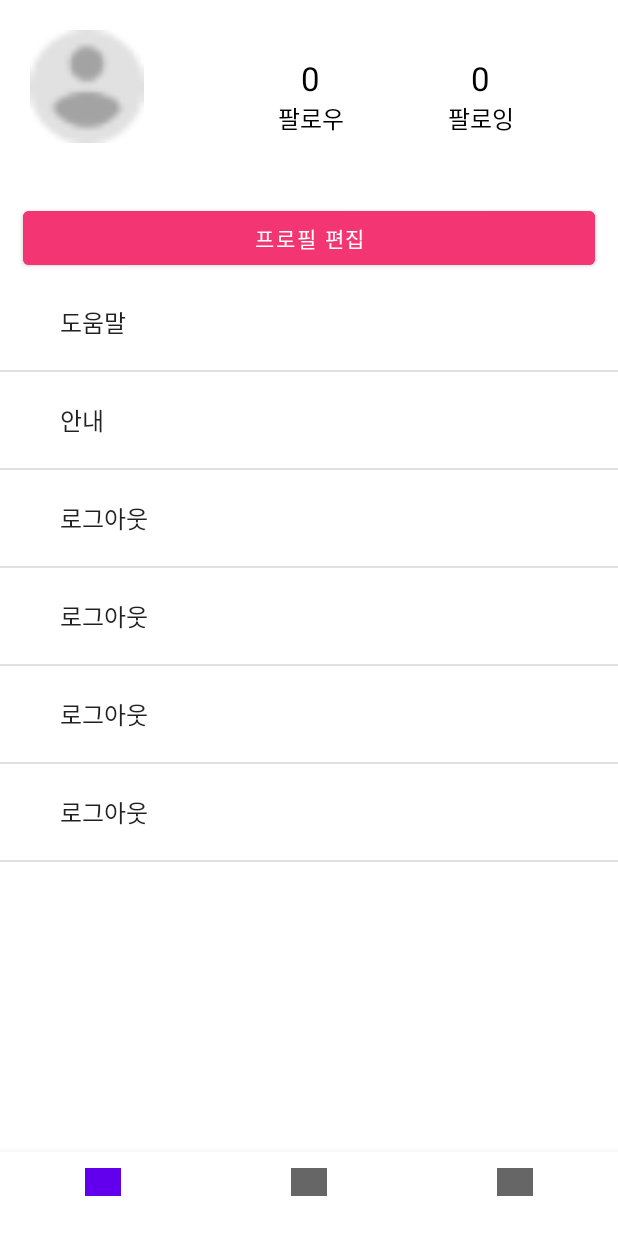
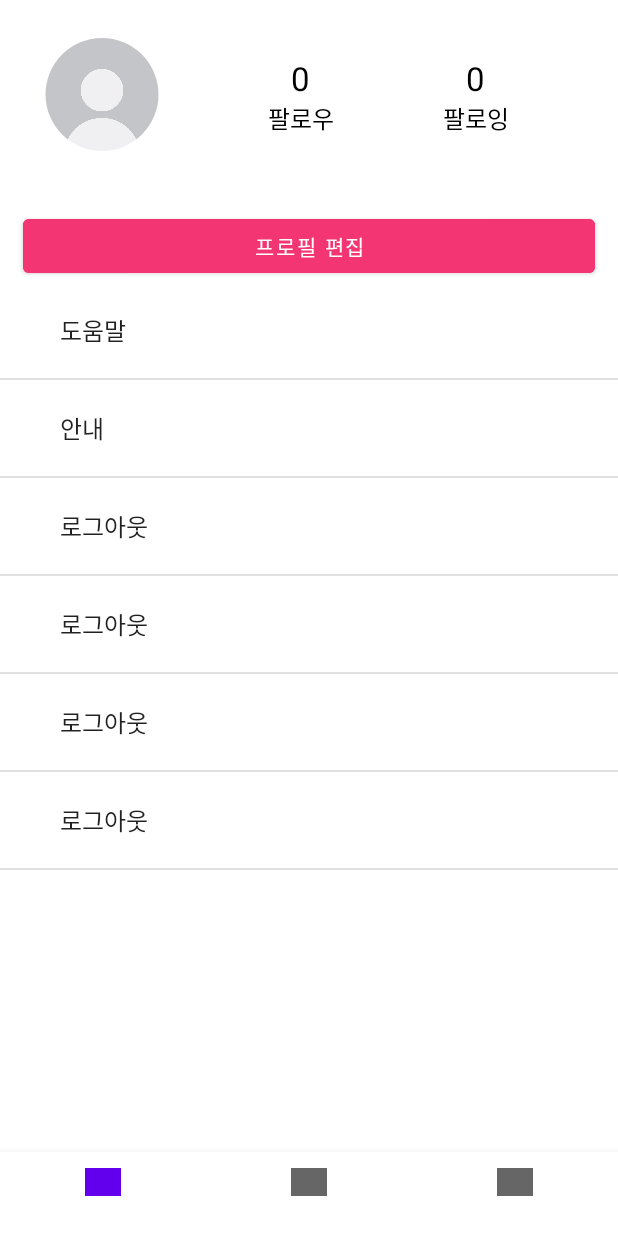
Before and after one commit to OpenMindVv/FindingIdealTypeApp, an Android app: the screen it shows after launch (MainActivity), on a phone screen of 412 x 824 dp. Run offline under Robolectric (Android 15) with nearby library versions, the phone set to English and light mode, and no system bars; our stand-ins replace CircleImageView; libraries missing offline, so code that uses them is left out: okhttp3.internal; pictures from the network do not load.

Commit message:
[ADD} 프로필사진 등록 시 원형으로 변경 및 디폴트 프로필 사진 이미지 변경

```diff
--- a/app/build.gradle
+++ b/app/build.gradle
@@ -52,7 +52,7 @@ dependencies {
     // Gson 변환기 라이브러리
     implementation 'com.squareup.retrofit2:converter-gson:2.6.4'
 
-    // Scalars 변환기 라이브러리
-    implementation 'com.squareup.retrofit2:converter-scalars:2.6.4'
+    // 사진 원형 변환기 라이브러리
+    implementation 'de.hdodenhof:circleimageview:2.2.0'
 
 }
--- a/app/src/main/java/com/example/findingidealtypeapp/userService/ProfileFragment.java
+++ b/app/src/main/java/com/example/findingidealtypeapp/userService/ProfileFragment.java
@@ -188,31 +188,13 @@ public class ProfileFragment extends Fragment {
             }
         });
 
-
-
-
-        /*
-        activityResultLauncher = registerForActivityResult(
-                new ActivityResultContracts.StartActivityForResult(),
-                new ActivityResultCallback<ActivityResult>() {
-                    @Override
-                    public void onActivityResult(ActivityResult result) {
-                        if (result.getResultCode() == RESULT_OK && result.getData() != null) {
-                            Bundle bundle = result.getData().getExtras();
-                            System.out.println("bundle = " + bundle);
-                            Bitmap bitmap = (Bitmap) bundle.get("data");
-                            profileImage.setImageBitmap(bitmap);
-                        }
-                    }
-                });
-         */
-
         activityResultLauncher = registerForActivityResult(
                 new ActivityResultContracts.StartActivityForResult(),
                 new ActivityResultCallback<ActivityResult>() {
                     @Override
                     public void onActivityResult(ActivityResult result) {
                         if(result.getResultCode() == RESULT_OK) {
+                            Uri uri = null;
                             if(isCamera == true) {
                                 Bundle bundle = result.getData().getExtras();
                                 System.out.println("bundle = " + bundle);
@@ -221,7 +203,7 @@ public class ProfileFragment extends Fragment {
                             }
                             else {
                                 Intent intent = result.getData();
-                                Uri uri = intent.getData();
+                                uri = intent.getData();
                                 profileImage.setImageURI(uri);
                             }
                         }
--- a/app/src/main/res/layout/profile_page.xml
+++ b/app/src/main/res/layout/profile_page.xml
@@ -12,17 +12,15 @@
         android:layout_marginTop="20dp"
         android:orientation="horizontal">
 
-    <ImageView
+    <de.hdodenhof.circleimageview.CircleImageView
         android:id="@+id/profile_image"
-        android:layout_marginHorizontal="20dp"
+
+        android:layout_marginTop="5dp"
+        android:layout_marginLeft="30dp"
         android:layout_width="76dp"
         android:layout_height="75dp"
-        android:background="@drawable/shape_circle_button"
         android:scaleType="centerCrop"
-        app:srcCompat="@drawable/defaultprofile"
-        tools:ignore="MissingConstraints"
-        tools:layout_editor_absoluteX="29dp"
-        tools:layout_editor_absoluteY="26dp" />
+        android:src="@drawable/profile_image"/>
 
         <LinearLayout
             android:layout_width="wrap_content"
```
Also changed, not shown: app/src/main/res/drawable/profile_image.jpg (added).
